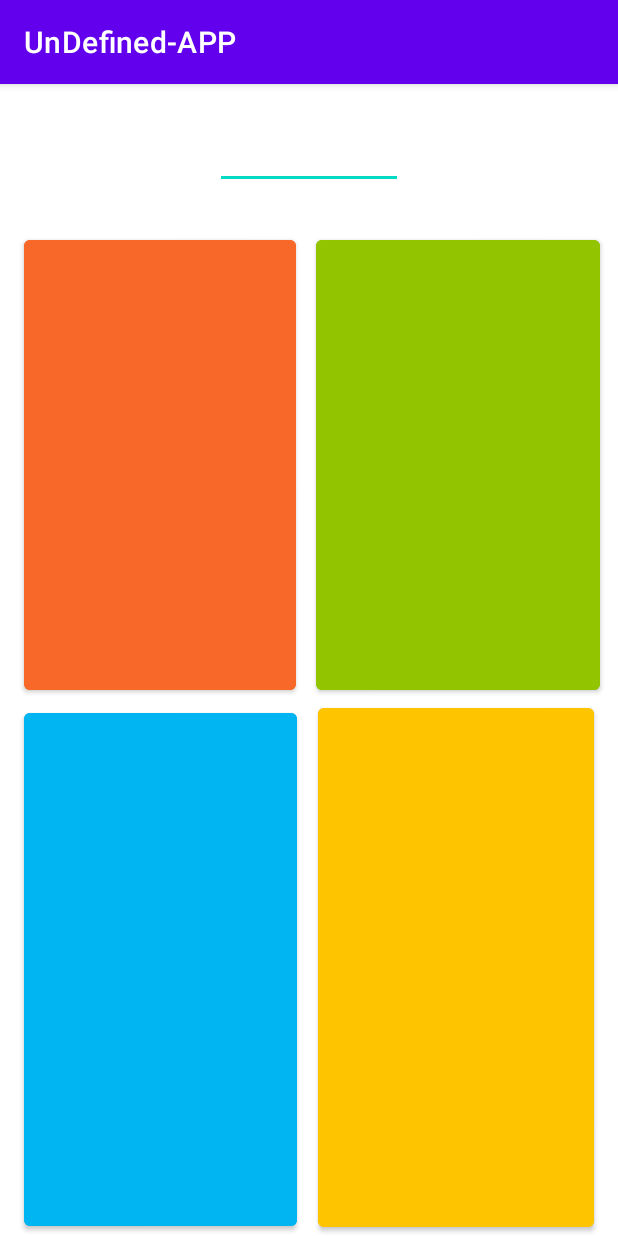
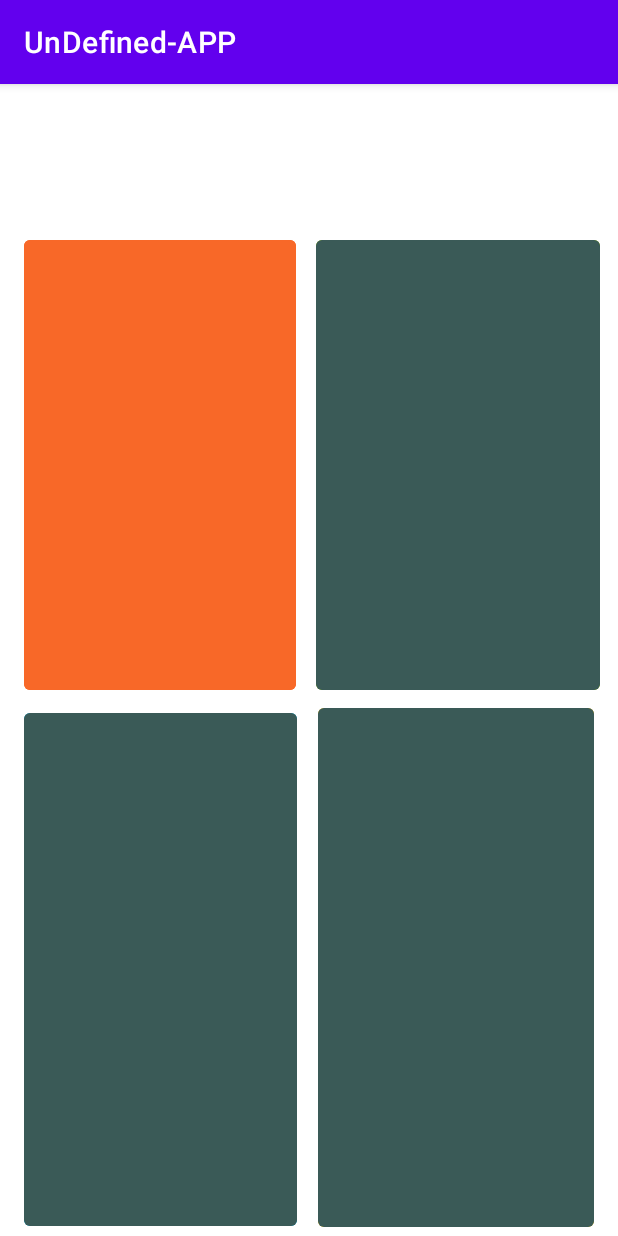
Before and after one commit to JesusSePe/UnDefined-APP, an Android app: the Game screen opened directly, with no data from a screen before it, after a tap on an icon or button, on a phone screen of 412 x 824 dp. Run offline under Robolectric (Android 15) with nearby library versions, the phone set to English and light mode, and no system bars.

Commit message:
App ready for presentation

```diff
--- a/app/src/main/java/com/example/undefined_app/Game.java
+++ b/app/src/main/java/com/example/undefined_app/Game.java
@@ -2,23 +2,31 @@ package com.example.undefined_app;
 
 import androidx.appcompat.app.AppCompatActivity;
 
+import android.annotation.SuppressLint;
 import android.content.DialogInterface;
 import android.content.Intent;
 import android.graphics.Color;
+import android.os.AsyncTask;
 import android.os.Bundle;
 import android.view.View;
 import android.widget.Button;
 import android.widget.EditText;
 import android.widget.TextView;
 
+import java.io.Serializable;
+import java.util.HashMap;
 import java.util.Timer;
 import java.util.TimerTask;
 
 import ServerConfig.Server;
 import ServerConfig.ServerInterface;
 
-public class Game extends AppCompatActivity {
+public class Game extends AppCompatActivity implements Serializable{
     Timer timer = new Timer();
+
+    // Retrieve serverInterface
+    //Intent i = getIntent();
+    //String server = i.getStringExtra("server");
 
     @Override
     protected void onCreate(Bundle savedInstanceState) {
@@ -27,12 +35,16 @@ public class Game extends AppCompatActivity {
         // Get gameData
         Intent i = getIntent();
         String pregunta = i.getStringExtra("pregunta");
+        // No more questions, Kahoot has finished
+        /*if (pregunta.equals(null)){
+            Intent intent = new Intent(getApplicationContext(), MainActivity.class);
+        }*/
+        // If there's a question, keep storing data.
         String resp1 = i.getStringExtra("resposta1");
         String resp2 = i.getStringExtra("resposta2");
         String resp3 = i.getStringExtra("resposta3");
         String resp4 = i.getStringExtra("resposta4");
         String timeout = i.getStringExtra("temps_preguntes");
-        ServerInterface serverService = (ServerInterface) i.getSerializableExtra("server");
         String uname = i.getStringExtra("uname");
 
         Button opt1 = findViewById(R.id.button1);
@@ -40,7 +52,7 @@ public class Game extends AppCompatActivity {
         Button opt3 = findViewById(R.id.button3);
         Button opt4 = findViewById(R.id.button4);
 
-        EditText editTimeOut = findViewById(R.id.timeout);
+        TextView editTimeOut = findViewById(R.id.timeout);
 
         // Set buttons text
         opt1.setText(resp1);
@@ -52,56 +64,57 @@ public class Game extends AppCompatActivity {
         editTimeOut.setText(timeout);
 
         // Register button click event
-        opt1.setOnClickListener(new View.OnClickListener() {
-            @Override
-            public void onClick(View v) {
+        opt1.setOnClickListener(v -> {
             String resposta = opt1.getText().toString();
-                serverService.answer(uname, resposta);
-            }
+            //serverService.answer(uname, resposta);
+            disableButtons(1);
         });
 
-        opt2.setOnClickListener(new View.OnClickListener() {
-            @Override
-            public void onClick(View v) {
-                String resposta = opt1.getText().toString();
-                serverService.answer(uname, resposta);
-            }
+        opt2.setOnClickListener(v -> {
+            String resposta = opt2.getText().toString();
+            //serverService.answer(uname, resposta);
+            disableButtons(2);
         });
 
-        opt3.setOnClickListener(new View.OnClickListener() {
-            @Override
-            public void onClick(View v) {
-                String resposta = opt1.getText().toString();
-                serverService.answer(uname, resposta);
-            }
+        opt3.setOnClickListener(v -> {
+            String resposta = opt3.getText().toString();
+            //serverService.answer(uname, resposta);
+            disableButtons(3);
         });
 
-        opt4.setOnClickListener(new View.OnClickListener() {
-            @Override
-            public void onClick(View v) {
-                String resposta = opt1.getText().toString();
-                serverService.answer(uname, resposta);
-            }
+        opt4.setOnClickListener(v -> {
+            String resposta = opt4.getText().toString();
+            //serverService.answer(uname, resposta);
+            disableButtons(4);
         });
 
     }
 
-    public void begin(View view) {
-        timer.schedule(task, 1000, 1000);
+    public void begin() {
+        timer.schedule(task, 1000);
     }
 
     TimerTask task = new TimerTask() {
 
+        @SuppressLint("SetTextI18n")
         @Override
         public void run() {
-            // TODO Auto-generated method stub
             runOnUiThread(() -> {
                 TextView timeout = findViewById(R.id.timeout);
-                Integer secondLeft = Integer.parseInt(timeout.getText().toString());
+                int secondLeft = Integer.parseInt(timeout.toString());
                 timeout.setText(secondLeft-1);
+                begin();
                 if (secondLeft < 0) {
                     timer.cancel();
-                    timeout.setText ("TIME OUT");
+                    timeout.setText ("TIME IS OUT");
+                    disableButtons();
+                }
+            });
+        }
+    };
+
+    public void disableButtons(){
+        runOnUiThread(() -> {
             // Disable buttons
             findViewById(R.id.button1).setEnabled(false);
             findViewById(R.id.button1).setBackgroundColor(Color.parseColor("#3A5A57"));
@@ -111,8 +124,68 @@ public class Game extends AppCompatActivity {
             findViewById(R.id.button3).setBackgroundColor(Color.parseColor("#3A5A57"));
             findViewById(R.id.button4).setEnabled(false);
             findViewById(R.id.button4).setBackgroundColor(Color.parseColor("#3A5A57"));
+            //nextQuestion();
+        });
+    }
+
+    public void disableButtons(Integer btn){
+        runOnUiThread(() -> {
+            // Disable buttons
+            findViewById(R.id.button1).setEnabled(false);
+            findViewById(R.id.button2).setEnabled(false);
+            findViewById(R.id.button3).setEnabled(false);
+            findViewById(R.id.button4).setEnabled(false);
+            if (btn != 1) {
+                findViewById(R.id.button1).setBackgroundColor(Color.parseColor("#3A5A57"));
+            }
+            if (btn != 2) {
+                findViewById(R.id.button2).setBackgroundColor(Color.parseColor("#3A5A57"));
+            }
+            if (btn != 3) {
+                findViewById(R.id.button3).setBackgroundColor(Color.parseColor("#3A5A57"));
+            }
+            if (btn != 4) {
+                findViewById(R.id.button4).setBackgroundColor(Color.parseColor("#3A5A57"));
+            }
+            //nextQuestion();
+        });
+    }
+
+    /*public void nextQuestion(){
+        AsyncTask.execute(new Runnable() {
+            @Override
+            public void run() {
+                // Get new kahoot info
+                HashMap<String, String> info = new HashMap<>();
+                info.put("pregunta", i.getStringExtra("pregunta"));
+                // If info.pregunta is not updated, that means the new question didn't start yet.
+                while (info.get("pregunta").equals(i.getStringExtra("pregunta"))) {
+                    info = serverService.newGameData();
+                    if (info.get("pregunta").equals(i.getStringExtra("pregunta"))) {
+                        try {
+                            Thread.sleep(1000);
+                        } catch (InterruptedException e) {
+                            e.printStackTrace();
+                        }
+                    } else {
+                        sendMessage(info, server, i.getStringExtra("uname"));
+                    }
+                }
             }
         });
+
+    }*/
+
+    protected void sendMessage(HashMap<String, String> gameData, String server, String uname){
+        Intent intent = new Intent(getApplicationContext(), Game.class);
+        intent.putExtra("pregunta", gameData.get("pregunta"));
+        intent.putExtra("resposta1", gameData.get("resposta1"));
+        intent.putExtra("resposta2", gameData.get("resposta2"));
+        intent.putExtra("resposta3", gameData.get("resposta3"));
+        intent.putExtra("resposta4", gameData.get("resposta4"));
+        intent.putExtra("temps_preguntes", gameData.get("temps_preguntes"));
+        intent.putExtra("server", server);
+        intent.putExtra("uname", uname);
+        startActivity(intent);
     }
-    };
 }
--- a/app/src/main/res/layout/activity_game.xml
+++ b/app/src/main/res/layout/activity_game.xml
@@ -56,15 +56,11 @@
         app:layout_constraintHorizontal_bias="0.929"
         app:layout_constraintStart_toStartOf="parent" />
 
-    <EditText
+    <TextView
         android:id="@+id/timeout"
-        android:layout_width="125dp"
-        android:layout_height="42dp"
-        android:editable="false"
-        android:ems="10"
-        android:inputType="textPersonName"
-        android:textAlignment="center"
-        app:layout_constraintBottom_toTopOf="@+id/button2"
+        android:layout_width="72dp"
+        android:layout_height="30dp"
+        app:layout_constraintBottom_toTopOf="@+id/button1"
         app:layout_constraintEnd_toEndOf="parent"
         app:layout_constraintStart_toStartOf="parent"
         app:layout_constraintTop_toTopOf="parent" />
```
Also changed, not shown: app/src/main/java/com/example/undefined_app/MainActivity.java (+4 -3 lines). Lines whose indentation alone changed are shown as unchanged.
